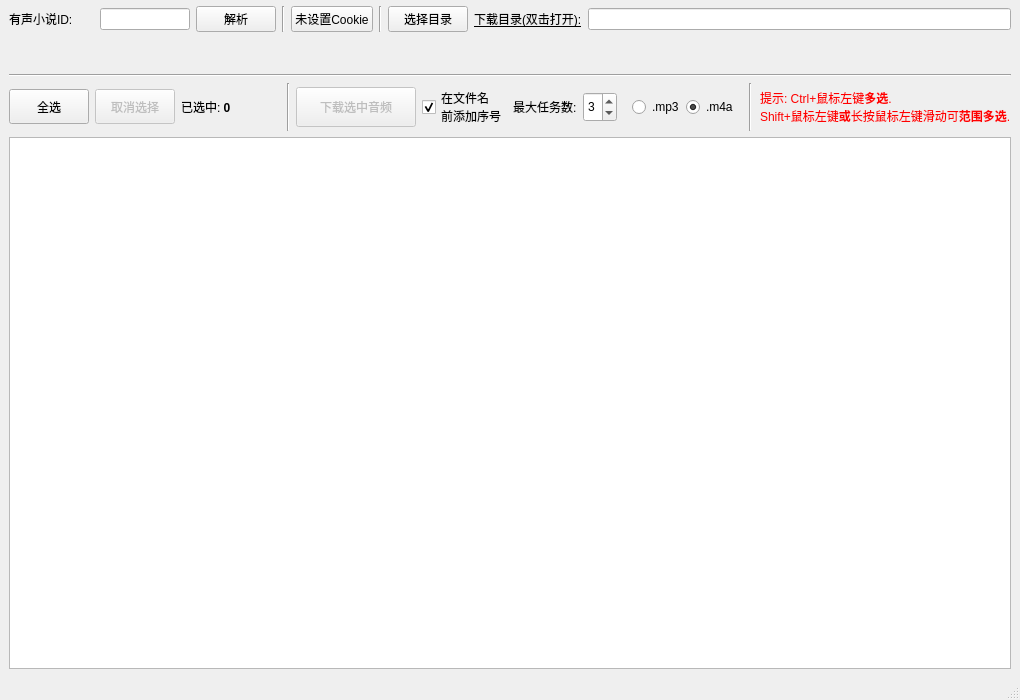
Old version of the form ui/mainwindow.ui in the repository jing332/xmly-downloader-qt5.
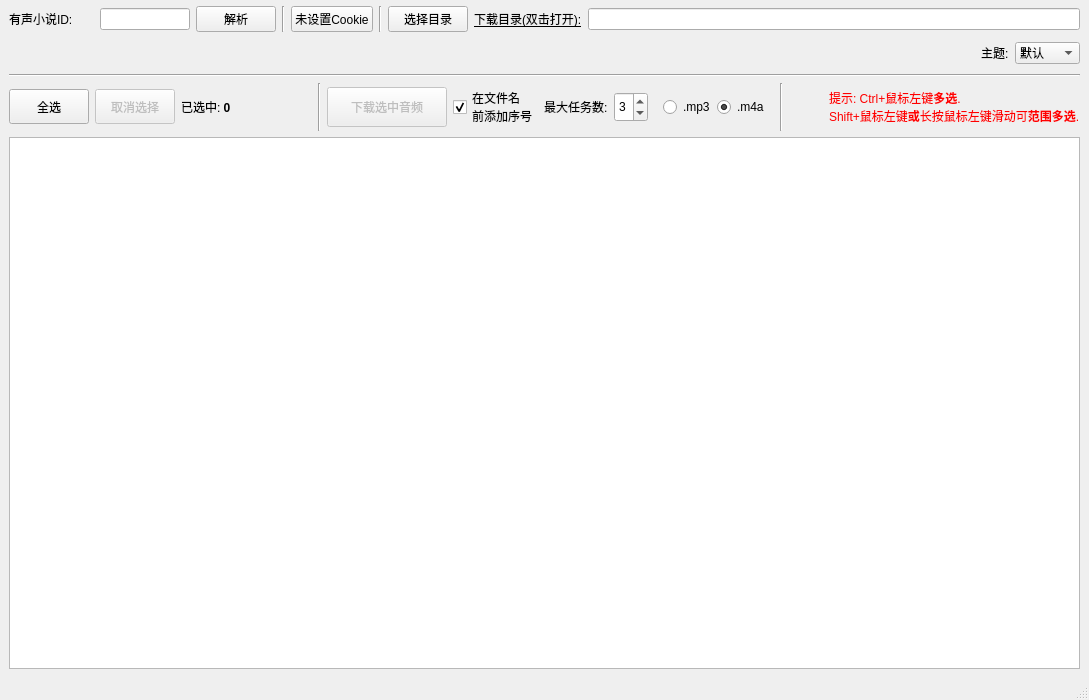
New version of the form. Icons and pictures are not drawn.

Commit message: 支持切换主题(默认, 淡蓝, PS黑, 扁平白)

Diff of the .ui file:
```diff
--- a/ui/mainwindow.ui
+++ b/ui/mainwindow.ui
@@ -6,7 +6,7 @@
    <rect>
     <x>0</x>
     <y>0</y>
-    <width>1020</width>
+    <width>1089</width>
     <height>700</height>
    </rect>
   </property>
@@ -165,6 +165,37 @@
         </property>
        </widget>
       </item>
+      <item>
+       <widget class="QLabel" name="label_3">
+        <property name="text">
+         <string>主题:</string>
+        </property>
+       </widget>
+      </item>
+      <item>
+       <widget class="QComboBox" name="themeComboBox">
+        <item>
+         <property name="text">
+          <string>默认</string>
+         </property>
+        </item>
+        <item>
+         <property name="text">
+          <string>淡蓝</string>
+         </property>
+        </item>
+        <item>
+         <property name="text">
+          <string>PS黑</string>
+         </property>
+        </item>
+        <item>
+         <property name="text">
+          <string>扁平白</string>
+         </property>
+        </item>
+       </widget>
+      </item>
      </layout>
     </item>
     <item>
```
Left out of the diff: 12 changed lines with no effect on the pictures. The commit also changes 67 other files.
